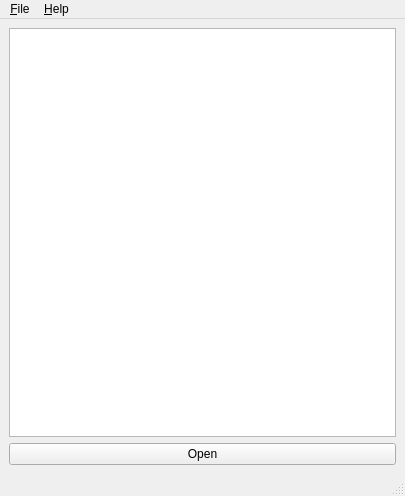
First picture: the form in goghviewer.ui, repository hippalus/van-gogh, before the edit.
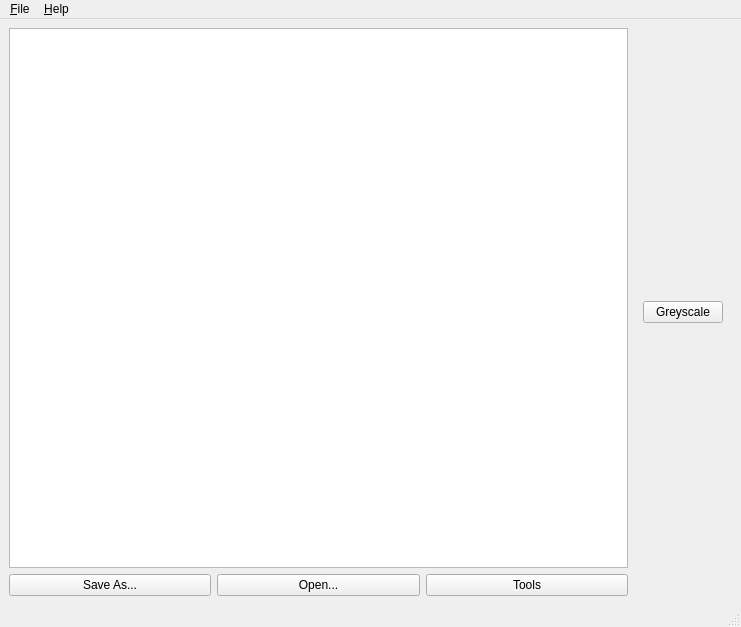
Second picture: the form after the edit.

Commit message: Add more buttons, and a tool layout. Also, add an about dialog

What changed in the file:
```diff
--- a/goghviewer.ui
+++ b/goghviewer.ui
@@ -6,24 +6,71 @@
    <rect>
     <x>0</x>
     <y>0</y>
-    <width>405</width>
-    <height>496</height>
+    <width>741</width>
+    <height>627</height>
    </rect>
   </property>
   <property name="windowTitle">
    <string>Van Gogh</string>
   </property>
   <widget class="QWidget" name="centralwidget">
-   <layout class="QVBoxLayout" name="verticalLayout">
-    <item>
-     <widget class="QGraphicsView" name="graphicsView"/>
-    </item>
-    <item>
-     <widget class="QPushButton" name="pushButton">
-      <property name="text">
-       <string>Open</string>
-      </property>
-     </widget>
+   <layout class="QGridLayout" name="gridLayout_2">
+    <item row="0" column="0">
+     <layout class="QHBoxLayout" name="horizontalLayout_5">
+      <item>
+       <layout class="QVBoxLayout" name="main_layout">
+        <item>
+         <widget class="QGraphicsView" name="imageViewer"/>
+        </item>
+        <item>
+         <layout class="QHBoxLayout" name="action_layout">
+          <item>
+           <widget class="QPushButton" name="btnSaveAs">
+            <property name="text">
+             <string>Save As...</string>
+            </property>
+           </widget>
+          </item>
+          <item>
+           <widget class="QPushButton" name="btnOpenFile">
+            <property name="text">
+             <string>Open...</string>
+            </property>
+           </widget>
+          </item>
+          <item>
+           <widget class="QPushButton" name="pushButton">
+            <property name="text">
+             <string>Tools</string>
+            </property>
+           </widget>
+          </item>
+         </layout>
+        </item>
+       </layout>
+      </item>
+      <item>
+       <widget class="QWidget" name="gridWidget" native="true">
+        <property name="enabled">
+         <bool>true</bool>
+        </property>
+        <layout class="QGridLayout" name="tool_layout">
+         <item row="0" column="0">
+          <widget class="QPushButton" name="btnToolGreyscale">
+           <property name="font">
+            <font>
+             <strikeout>false</strikeout>
+            </font>
+           </property>
+           <property name="text">
+            <string>Greyscale</string>
+           </property>
+          </widget>
+         </item>
+        </layout>
+       </widget>
+      </item>
+     </layout>
     </item>
    </layout>
   </widget>
@@ -32,7 +79,7 @@
     <rect>
      <x>0</x>
      <y>0</y>
-     <width>405</width>
+     <width>741</width>
      <height>23</height>
     </rect>
    </property>
```
The commit also changes 2 other files.
